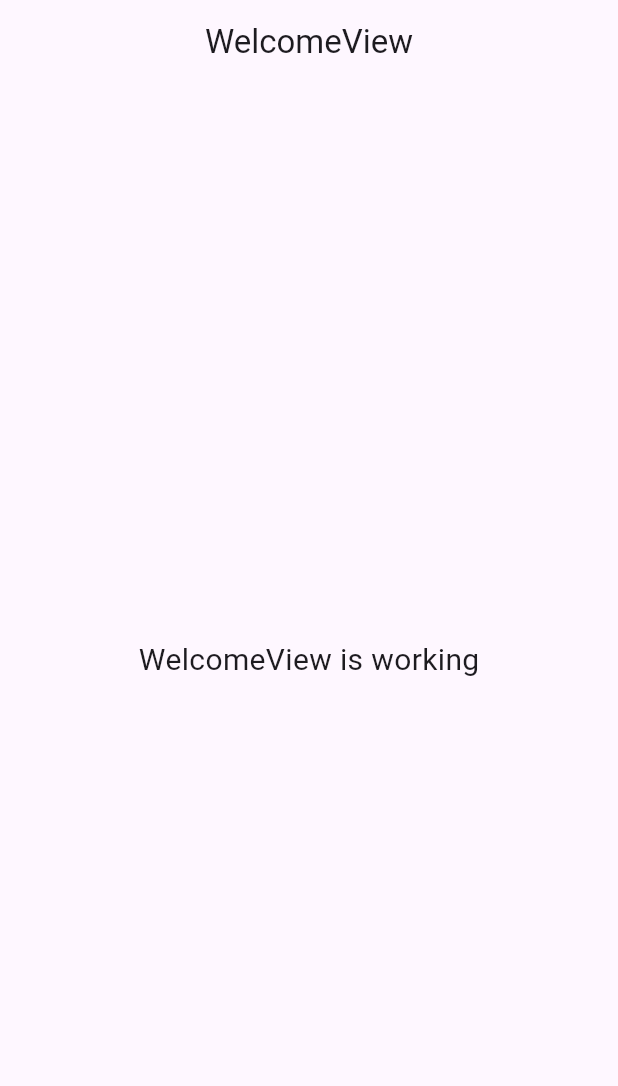
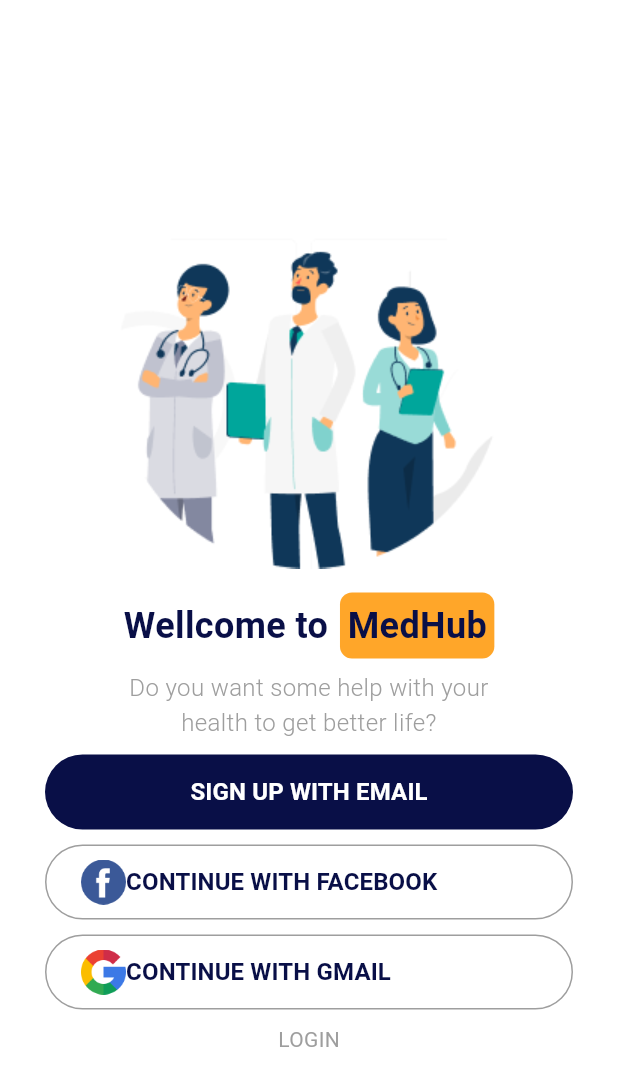
Before and after one commit to Fawaidac/test_ads_mobile_dev, a Flutter app: the screen it shows after launch, after a tap on "Skip", after a tap on "Next", on a phone screen of 412 x 824 dp. Shown: the top 1086 px of the screen. Run offline on Flutter 3.47's test engine with Material 3 defaults, Android fonts, the phone set to English and light mode, and no system bars; our stand-ins replace get, google_fonts, smooth_page_indicator; Roboto replaces fonts that are missing (Overpass).

Commit message:
welcome page

```diff
--- a/lib/app/modules/welcome/views/welcome_view.dart
+++ b/lib/app/modules/welcome/views/welcome_view.dart
@@ -1,7 +1,9 @@
 import 'package:flutter/material.dart';
 
 import 'package:get/get.dart';
+import 'package:test_ads/core/theme/app_fonts.dart';
 
+import '../../../../core/theme/app_colors.dart';
 import '../controllers/welcome_controller.dart';
 
 class WelcomeView extends GetView<WelcomeController> {
@@ -9,16 +11,150 @@ class WelcomeView extends GetView<WelcomeController> {
   @override
   Widget build(BuildContext context) {
     return Scaffold(
-      appBar: AppBar(
-        title: const Text('WelcomeView'),
-        centerTitle: true,
-      ),
-      body: Center(
-        child: Text(
-          'WelcomeView is working',
-          style: TextStyle(fontSize: 20),
-        ),
-      ),
-    );
+        backgroundColor: whiteColor,
+        body: Center(
+          child: SingleChildScrollView(
+            child: Column(
+              mainAxisAlignment: MainAxisAlignment.center,
+              crossAxisAlignment: CrossAxisAlignment.center,
+              children: [
+                SizedBox(
+                    height: 258,
+                    child: Image.asset("assets/images/mask_login.png")),
+                Padding(
+                  padding: const EdgeInsets.only(top: 16),
+                  child: Row(
+                    mainAxisAlignment: MainAxisAlignment.center,
+                    children: [
+                      Text(
+                        "Wellcome to",
+                        style: AppFonts.overpass(
+                            fontSize: 24,
+                            color: fontBlueColor,
+                            fontWeight: FontWeight.w700),
+                      ),
+                      Container(
+                        margin: const EdgeInsets.only(left: 8),
+                        padding: const EdgeInsets.all(5),
+                        decoration: BoxDecoration(
+                            color: yellowColor,
+                            borderRadius: BorderRadius.circular(8)),
+                        child: Text(
+                          "MedHub",
+                          style: AppFonts.overpass(
+                              fontSize: 24,
+                              color: fontBlueColor,
+                              fontWeight: FontWeight.w700),
+                        ),
+                      )
+                    ],
+                  ),
+                ),
+                const SizedBox(
+                  height: 8,
+                ),
+                Text(
+                  "Do you want some help with your\nhealth to get better life?",
+                  textAlign: TextAlign.center,
+                  style: AppFonts.overpass(
+                      fontSize: 16,
+                      color: Colors.grey,
+                      fontWeight: FontWeight.w300),
+                ),
+                Container(
+                  height: 50,
+                  width: MediaQuery.of(context).size.width,
+                  margin:
+                      const EdgeInsets.symmetric(vertical: 10, horizontal: 30),
+                  child: ElevatedButton(
+                      onPressed: () {},
+                      style: ElevatedButton.styleFrom(
+                        backgroundColor: fontBlueColor,
+                        shadowColor: Colors.transparent,
+                        shape: RoundedRectangleBorder(
+                          borderRadius: BorderRadius.circular(30),
+                        ),
+                      ),
+                      child: Text(
+                        "SIGN UP WITH EMAIL",
+                        style: AppFonts.overpass(
+                            fontSize: 16,
+                            color: whiteColor,
+                            fontWeight: FontWeight.w700),
+                      )),
+                ),
+                Container(
+                  height: 50,
+                  width: MediaQuery.of(context).size.width,
+                  margin:
+                      const EdgeInsets.symmetric(vertical: 0, horizontal: 30),
+                  child: ElevatedButton(
+                      onPressed: () {},
+                      style: ElevatedButton.styleFrom(
+                        backgroundColor: Colors.transparent,
+                        shadowColor: Colors.transparent,
+                        shape: RoundedRectangleBorder(
+                            borderRadius: BorderRadius.circular(30),
+                            side:
+                                const BorderSide(color: Colors.grey, width: 1)),
+                      ),
+                      child: Row(
+                        children: [
+                          Image.asset(
+                            "assets/images/facebook.png",
+                            height: 30,
+                          ),
+                          Text(
+                            "CONTINUE WITH FACEBOOK",
+                            style: AppFonts.overpass(
+                                fontSize: 16,
+                                color: fontBlueColor,
+                                fontWeight: FontWeight.w700),
+                          ),
+                        ],
+                      )),
+                ),
+                Container(
+                  height: 50,
+                  width: MediaQuery.of(context).size.width,
+                  margin:
+                      const EdgeInsets.symmetric(vertical: 10, horizontal: 30),
+                  child: ElevatedButton(
+                      onPressed: () {},
+                      style: ElevatedButton.styleFrom(
+                        backgroundColor: Colors.transparent,
+                        shadowColor: Colors.transparent,
+                        shape: RoundedRectangleBorder(
+                            borderRadius: BorderRadius.circular(30),
+                            side:
+                                const BorderSide(color: Colors.grey, width: 1)),
+                      ),
+                      child: Row(
+                        children: [
+                          Image.asset(
+                            "assets/images/google.png",
+                            height: 30,
+                          ),
+                          Text(
+                            "CONTINUE WITH GMAIL",
+                            style: AppFonts.overpass(
+                                fontSize: 16,
+                                color: fontBlueColor,
+                                fontWeight: FontWeight.w700),
+                          ),
+                        ],
+                      )),
+                ),
+                Text(
+                  "LOGIN",
+                  style: AppFonts.overpass(
+                      fontSize: 14,
+                      color: Colors.grey,
+                      fontWeight: FontWeight.w400),
+                )
+              ],
+            ),
+          ),
+        ));
   }
 }
--- a/lib/core/theme/app_colors.dart
+++ b/lib/core/theme/app_colors.dart
@@ -4,3 +4,4 @@ Color blackColor = Colors.black;
 Color whiteColor = Colors.white;
 Color greenColor = Color(0xff00A59B);
 Color fontBlueColor = Color(0xff090F47);
+Color yellowColor = Color(0xffFFA629);
```
Also changed, not shown: assets/images/facebook.png (added), assets/images/google.png (added).
